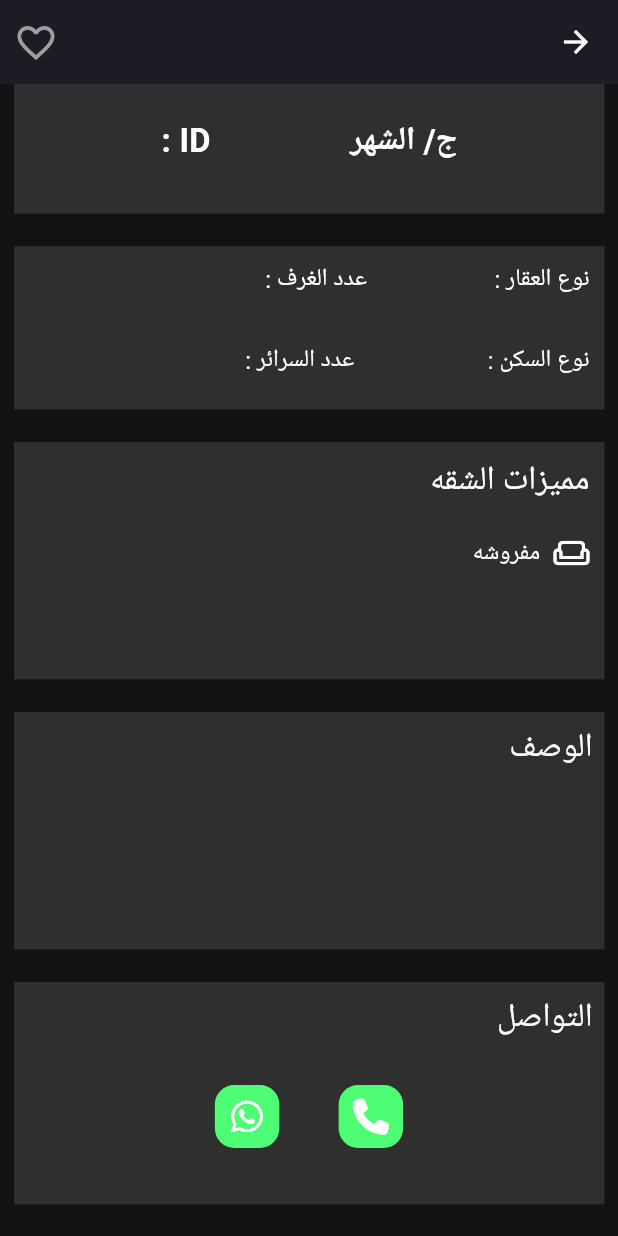
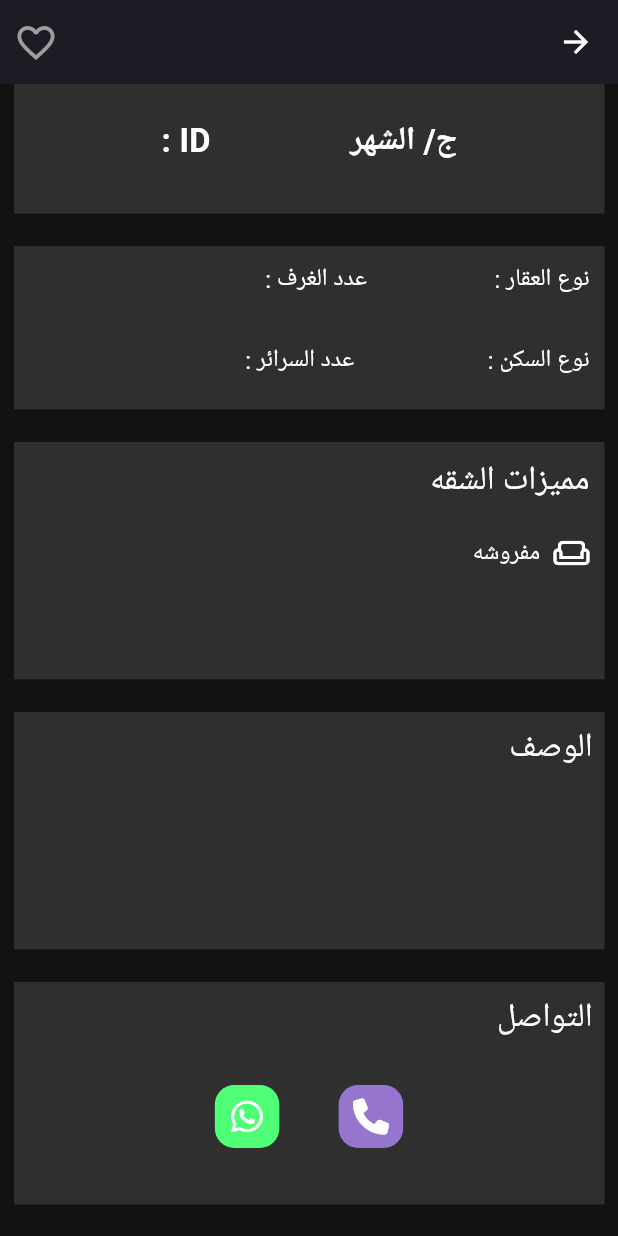
Before and after one commit to aymanaboelela/House_App, a Flutter app: the ProductView screen opened directly with empty values, scrolled down 230 dp, after a tap on the "favorite outline" icon, on a phone screen of 412 x 824 dp. Run offline on Flutter 3.47's test engine with Material 3 defaults, Android fonts, the phone set to English and light mode, and no system bars; drawn by our look-alikes of carousel_slider; our stand-ins replace awesome_dialog, bloc, cached_network_image, cloud_firestore, concentric_transition, curved_navigation_bar and 10 more; accounts and stored records are empty; Roboto replaces fonts that are missing (Cairo).

Commit message:
add Function coll and WhatsApp

```diff
--- a/lib/Features/home/Presentation/views/home_view.dart
+++ b/lib/Features/home/Presentation/views/home_view.dart
@@ -83,6 +83,7 @@ class _HomeViewState extends State<HomeView> {
                       childCount: data.length,
                       (context, index) {
                         return CustomProduct(
+                          indix: index,
                           data: data[index],
                         );
                       },
--- a/lib/Features/home/Presentation/widgets/custom_coll.dart
+++ b/lib/Features/home/Presentation/widgets/custom_coll.dart
@@ -3,10 +3,11 @@ import 'package:flutter/material.dart';
 class CustomColl extends StatelessWidget {
   const CustomColl({
     super.key,
-   required this.onTap,
-    required this.icon,
+    required this.onTap,
+    required this.icon, required this.color,
   });
   final void Function()? onTap;
+  final  Color? color;
   final IconData icon;
   @override
   Widget build(BuildContext context) {
@@ -16,7 +17,7 @@ class CustomColl extends StatelessWidget {
         width: 43,
         height: 42,
         decoration: ShapeDecoration(
-          color: const Color(0xFF4EFF75),
+          color: color,
           shape: RoundedRectangleBorder(
             borderRadius: BorderRadius.circular(13),
           ),
--- a/lib/Features/home/data/cubit/favoret/favoret_cubit.dart
+++ b/lib/Features/home/data/cubit/favoret/favoret_cubit.dart
@@ -9,26 +9,23 @@ class FavoretCubit extends Cubit<FavoretState> {
   bool isfavorite = false;
   FavoretCubit() : super(FavoretInitial());
 // favoret in single product view
-  void setData() {
+  void setData(bool favorite) {
     CacheData.setData(
-      key: "isfavoretandtetels",
-      value: isfavorite,
+      key: "isFavoret",
+      value: favorite,
     );
-    isfavorite = !isfavorite;
-
+    print("***isFavoret***** $favorite,");
     emit(FavoretChenge());
   }
 
   Future<void> getData() async {
-    bool cachedFavorite =
-        await CacheData.getdata(key: "isfavoretandtetels") ?? true;
-    isfavorite = cachedFavorite;
-
-    emit(FavoretCach());
+    await CacheData.getdata(key: "isFavoret");
+    print("***********");
+    emit(GetDataState());
   }
 
 // favoret in home product view
-  bool isfavoriteProduct = false;
+  bool isfavoriteProduct = true;
   void setDataProduct() {
     CacheData.setData(
       key: "isfavoretproduct",
@@ -40,10 +37,9 @@ class FavoretCubit extends Cubit<FavoretState> {
   }
 
   Future<void> getDataProduct() async {
+    emit(FavoretCachProuduct());
     bool cachedFavorite =
         await CacheData.getdata(key: "isfavoretproduct") ?? true;
     isfavoriteProduct = cachedFavorite;
-
-    emit(FavoretCachProuduct());
   }
 }
--- a/lib/Features/home/data/cubit/favoret/favoret_state.dart
+++ b/lib/Features/home/data/cubit/favoret/favoret_state.dart
@@ -7,7 +7,7 @@ class FavoretInitial extends FavoretState {}
 
 class FavoretChenge extends FavoretState {}
 
-class FavoretCach extends FavoretState {}
+class GetDataState extends FavoretState {}
 
 class FavoretChengeProduct extends FavoretState {}
 
--- a/lib/Features/navbar/presentation/views/nave_home_bar.dart
+++ b/lib/Features/navbar/presentation/views/nave_home_bar.dart
@@ -10,10 +10,9 @@ class NavBarHome extends StatefulWidget {
   @override
   State<NavBarHome> createState() => _NavBarHomeState();
 }
-
 List screens = [
   HomeView(),
-  FavoritesView(),
+  FavoriteProductsView(),
   const LocationView()
 ]; // the screens
 
--- a/lib/Features/product/presentation/view/product_view.dart
+++ b/lib/Features/product/presentation/view/product_view.dart
@@ -31,7 +31,7 @@ class _ProductViewState extends State<ProductView> {
         actions: [
           IconButton(
             onPressed: () {
-              BlocProvider.of<FavoretCubit>(context).setData();
+              // BlocProvider.of<FavoretCubit>(context).setData( );
             },
             icon: BlocProvider.of<FavoretCubit>(context).isfavorite
                 ? Icon(
--- a/lib/Features/product/presentation/widgets/custum_product_coll.dart
+++ b/lib/Features/product/presentation/widgets/custum_product_coll.dart
@@ -31,11 +31,12 @@ class CustomProductCall extends StatelessWidget {
               mainAxisAlignment: MainAxisAlignment.center,
               children: [
                 CustomColl(
+                  color: Colors.deepPurple[300],
                   icon: FontAwesomeIcons.phone,
                   onTap: () {},
                 ),
                 const SizeHorizontal(value: 4),
-                CustomColl(icon: FontAwesomeIcons.whatsapp, onTap: () {})
+                CustomColl(icon: FontAwesomeIcons.whatsapp,  color:const Color(0xFF4EFF75), onTap: () {})
               ],
             )
           ],
--- a/lib/main.dart
+++ b/lib/main.dart
@@ -4,6 +4,7 @@ import 'package:flutter_bloc/flutter_bloc.dart';
 import 'package:flutter_localizations/flutter_localizations.dart';
 import 'package:house_app_one/Features/add_Product/data/cubit/add_house_cubit.dart';
 import 'package:house_app_one/Features/home/data/cubit/favoret/favoret_cubit.dart';
+import 'package:house_app_one/Features/home/data/shered_preferences/shared_preferences.dart';
 import 'package:house_app_one/core/thems/them.dart';
 import 'package:house_app_one/firebase_options.dart';
 import 'package:shared_preferences/shared_preferences.dart';
@@ -12,9 +13,8 @@ import 'core/utils/app_route.dart';
 import 'generated/l10n.dart';
 Future<void> main() async {
   WidgetsFlutterBinding.ensureInitialized();
+  await CacheData.cacheDataInit();
   await SharedPreferences.getInstance();
-
-  WidgetsFlutterBinding.ensureInitialized();
   await Firebase.initializeApp(
     options: DefaultFirebaseOptions.currentPlatform,
   );
```
Also changed, not shown: lib/Features/home/Presentation/widgets/costom_prodact.dart (+78 -24 lines), lib/Features/navbar/presentation/views/favoret_view.dart (+18 -23 lines), pubspec.yaml (+1 -6 lines), pubspec.lock, 6 other files.
